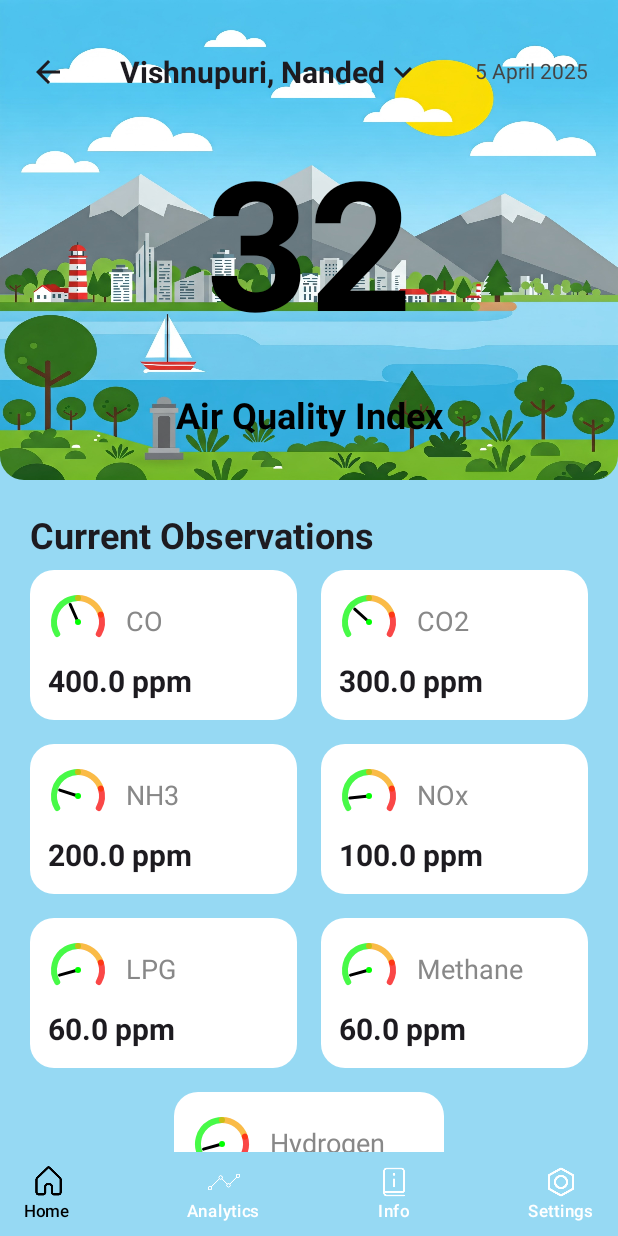
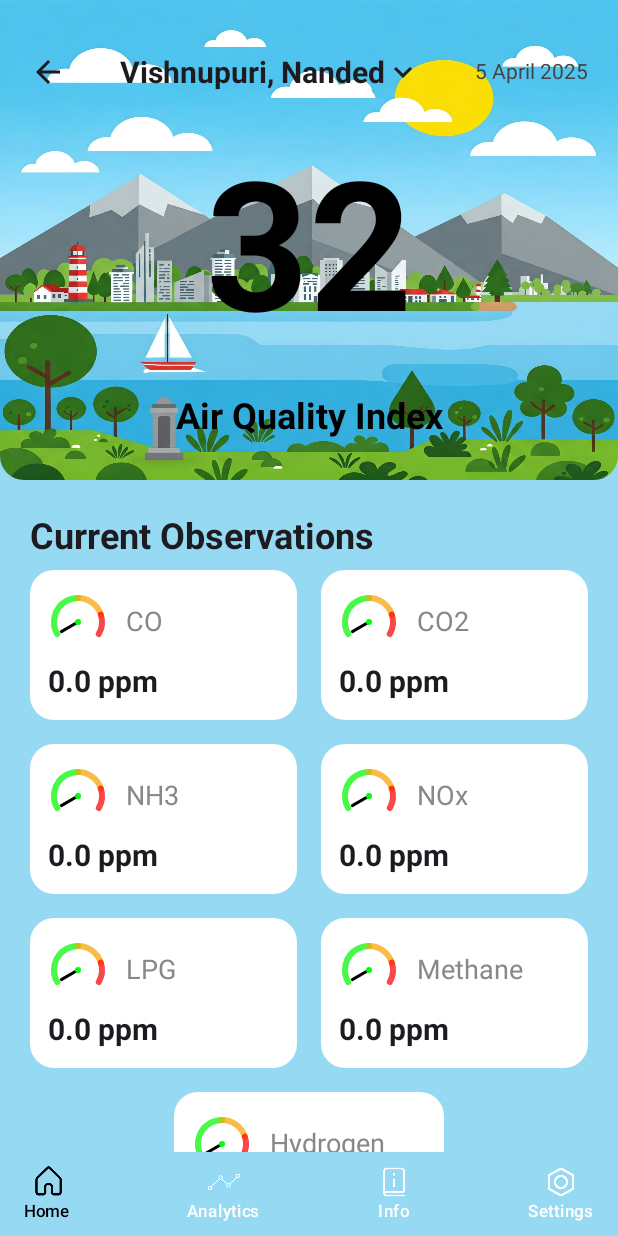
Before and after one commit to Phantom-VK/AirSageAi, an Android app built with Jetpack Compose: the screen it shows after launch (MainActivity), on a phone screen of 412 x 824 dp. Run offline under Robolectric (Android 15) with nearby library versions, the light colour scheme and no system bars; our stand-ins replace Firebase (no records; nobody signed in at launch, a user with empty details on screens opened directly).

Commit message:
Can fetch data from database

```diff
--- a/app/src/main/java/com/vikram/airsageai/ui/screens/HomeScreen.kt
+++ b/app/src/main/java/com/vikram/airsageai/ui/screens/HomeScreen.kt
@@ -1,5 +1,6 @@
 package com.vikram.airsageai.ui.screens
 
+import android.util.Log
 import androidx.compose.foundation.Image
 import androidx.compose.foundation.background
 import androidx.compose.foundation.layout.Arrangement
@@ -36,15 +37,24 @@ import androidx.compose.ui.text.font.FontWeight
 import androidx.compose.ui.tooling.preview.Preview
 import androidx.compose.ui.unit.dp
 import androidx.compose.ui.unit.sp
+import androidx.lifecycle.viewmodel.compose.viewModel
 import androidx.navigation.NavController
 import com.vikram.airsageai.R
 import com.vikram.airsageai.ui.components.AppBottomBar
 import com.vikram.airsageai.ui.components.CircularSpeedIndicator
 import com.vikram.airsageai.ui.components.GasPpmGauge
+import com.vikram.airsageai.utils.GasReading
 import com.vikram.airsageai.utils.GasState
+import com.vikram.airsageai.viewmodels.GasDataViewModel
 
 @Composable
 fun HomeScreen(navController: NavController, paddingValues: PaddingValues){
+
+    val gasDataViewModel : GasDataViewModel = viewModel()
+    val latestReading = gasDataViewModel.latestReading.value
+
+
+
     LazyColumn(
         modifier = Modifier.fillMaxSize()
             .padding(paddingValues)
@@ -55,7 +65,7 @@ fun HomeScreen(navController: NavController, paddingValues: PaddingValues){
 
             Spacer(modifier = Modifier.height(16.dp))
 
-            ObservationsGrid()
+            ObservationsGrid(latestReading)
         }
     }
 }
@@ -150,7 +160,18 @@ fun AQIDisplay() {
 }
 
 @Composable
-fun ObservationsGrid() {
+fun ObservationsGrid(
+    gasReading: GasReading?
+) {
+    val CO = gasReading?.CO_PPM?.toFloat() ?: 0f
+    val CO2 = gasReading?.CO2_PPM?.toFloat() ?: 0f
+    val NH3 = gasReading?.NH3_PPM?.toFloat() ?: 0f
+    val NOx = gasReading?.NOx_PPM?.toFloat() ?: 0f
+    val LPG = gasReading?.LPG_PPM?.toFloat() ?: 0f
+    val Methane = gasReading?.Methane_PPM?.toFloat() ?: 0f
+    val Hydrogen = gasReading?.Hydrogen_PPM?.toFloat() ?: 0f
+
+
     Column(
         modifier = Modifier.fillMaxWidth()
             .padding(horizontal = 20.dp)
@@ -166,8 +187,8 @@ fun ObservationsGrid() {
             modifier = Modifier.fillMaxWidth(),
             horizontalArrangement = Arrangement.spacedBy(16.dp)
         ) {
-            ObservationCard("CO", 400f, modifier = Modifier.weight(1f))
-            ObservationCard("CO2", 300f, modifier = Modifier.weight(1f))
+            ObservationCard("CO", CO, modifier = Modifier.weight(1f))
+            ObservationCard("CO2", CO2, modifier = Modifier.weight(1f))
         }
 
         Spacer(modifier = Modifier.height(16.dp))
@@ -177,8 +198,8 @@ fun ObservationsGrid() {
             modifier = Modifier.fillMaxWidth(),
             horizontalArrangement = Arrangement.spacedBy(16.dp)
         ) {
-            ObservationCard("NH3", 200f, modifier = Modifier.weight(1f))
-            ObservationCard("NOx", 100f, modifier = Modifier.weight(1f))
+            ObservationCard("NH3", NH3, modifier = Modifier.weight(1f))
+            ObservationCard("NOx", NOx, modifier = Modifier.weight(1f))
         }
 
         Spacer(modifier = Modifier.height(16.dp))
@@ -188,8 +209,8 @@ fun ObservationsGrid() {
             modifier = Modifier.fillMaxWidth(),
             horizontalArrangement = Arrangement.spacedBy(16.dp)
         ) {
-            ObservationCard("LPG", 60f, modifier = Modifier.weight(1f))
-            ObservationCard("Methane", 60f, modifier = Modifier.weight(1f))
+            ObservationCard("LPG", LPG, modifier = Modifier.weight(1f))
+            ObservationCard("Methane", Methane, modifier = Modifier.weight(1f))
         }
 
         Spacer(modifier = Modifier.height(16.dp))
@@ -199,7 +220,7 @@ fun ObservationsGrid() {
             modifier = Modifier.fillMaxWidth(),
             contentAlignment = Alignment.Center
         ) {
-            ObservationCard("Hydrogen", gasValue = 60f, modifier = Modifier.width(180.dp))
+            ObservationCard("Hydrogen", gasValue = Hydrogen, modifier = Modifier.width(180.dp))
         }
     }
 }
--- a/app/src/main/java/com/vikram/airsageai/utils/GasState.kt
+++ b/app/src/main/java/com/vikram/airsageai/utils/GasState.kt
@@ -5,5 +5,4 @@ data class GasState(
     val maxGasValue: Float,
     val warningThreshold: Float,
     val dangerThreshold: Float
-
 )
--- /dev/null
+++ b/app/src/main/java/com/vikram/airsageai/viewmodels/GasDataViewModel.kt
@@ -0,0 +1,60 @@
+package com.vikram.airsageai.viewmodels
+
+import android.util.Log
+import androidx.compose.runtime.*
+import androidx.lifecycle.ViewModel
+import com.google.firebase.database.*
+import com.google.firebase.database.ktx.database
+import com.google.firebase.ktx.Firebase
+import com.vikram.airsageai.utils.GasReading
+
+class GasDataViewModel : ViewModel() {
+
+    private val database = Firebase.database
+    private val gasRef = database.getReference("test_data")
+
+    // For latest reading only
+    private var _latestReading = mutableStateOf<GasReading?>(null)
+    val latestReading: State<GasReading?> = _latestReading
+
+    init {
+//        gasRef.removeValue()
+        fetchLatestGasReading()
+    }
+
+    private fun fetchLatestGasReading() {
+        gasRef
+            .limitToLast(1)
+            .addValueEventListener(object : ValueEventListener {
+                override fun onDataChange(snapshot: DataSnapshot) {
+                    // Since it's an array, snapshot.children is an iterable of entries
+                    for (data in snapshot.children) {
+                        val readingMap = data.value as? Map<String, Any>
+                        if (readingMap != null) {
+                            try {
+                                val reading = GasReading(
+                                    CO_PPM = readingMap["CO (PPM)"]?.toString()?.toDoubleOrNull() ?: 0.0,
+                                    CO2_PPM = readingMap["CO2 (PPM)"]?.toString()?.toDoubleOrNull() ?: 0.0,
+                                    NH3_PPM = readingMap["NH3 (PPM)"]?.toString()?.toDoubleOrNull() ?: 0.0,
+                                    NOx_PPM = readingMap["NOx (PPM)"]?.toString()?.toDoubleOrNull() ?: 0.0,
+                                    LPG_PPM = readingMap["LPG (PPM)"]?.toString()?.toDoubleOrNull() ?: 0.0,
+                                    Methane_PPM = readingMap["Methane (PPM)"]?.toString()?.toDoubleOrNull() ?: 0.0,
+                                    Hydrogen_PPM = readingMap["Hydrogen (PPM)"]?.toString()?.toDoubleOrNull() ?: 0.0
+                                )
+                                _latestReading.value = reading
+                                Log.d("Firebase", "Parsed reading: $reading")
+                            } catch (e: Exception) {
+                                Log.e("Firebase", "Parsing failed", e)
+                            }
+                        }
+                    }
+                }
+
+                override fun onCancelled(error: DatabaseError) {
+                    Log.e("Firebase", "Data fetch cancelled", error.toException())
+                }
+            })
+    }
+
+
+}
```
Also changed, not shown: app/src/main/java/com/vikram/airsageai/utils/Database.kt (deleted, +0 -14 lines), app/src/main/java/com/vikram/airsageai/utils/GasReading.kt (added, +34 -0 lines).
